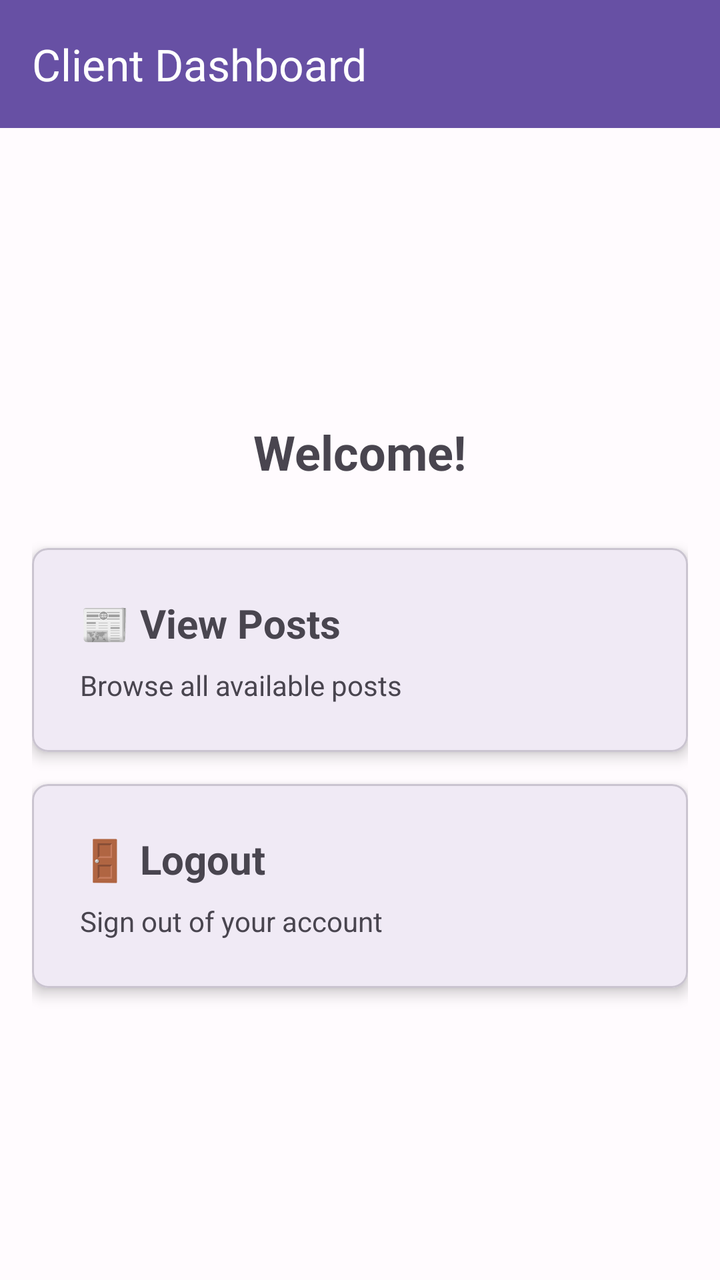
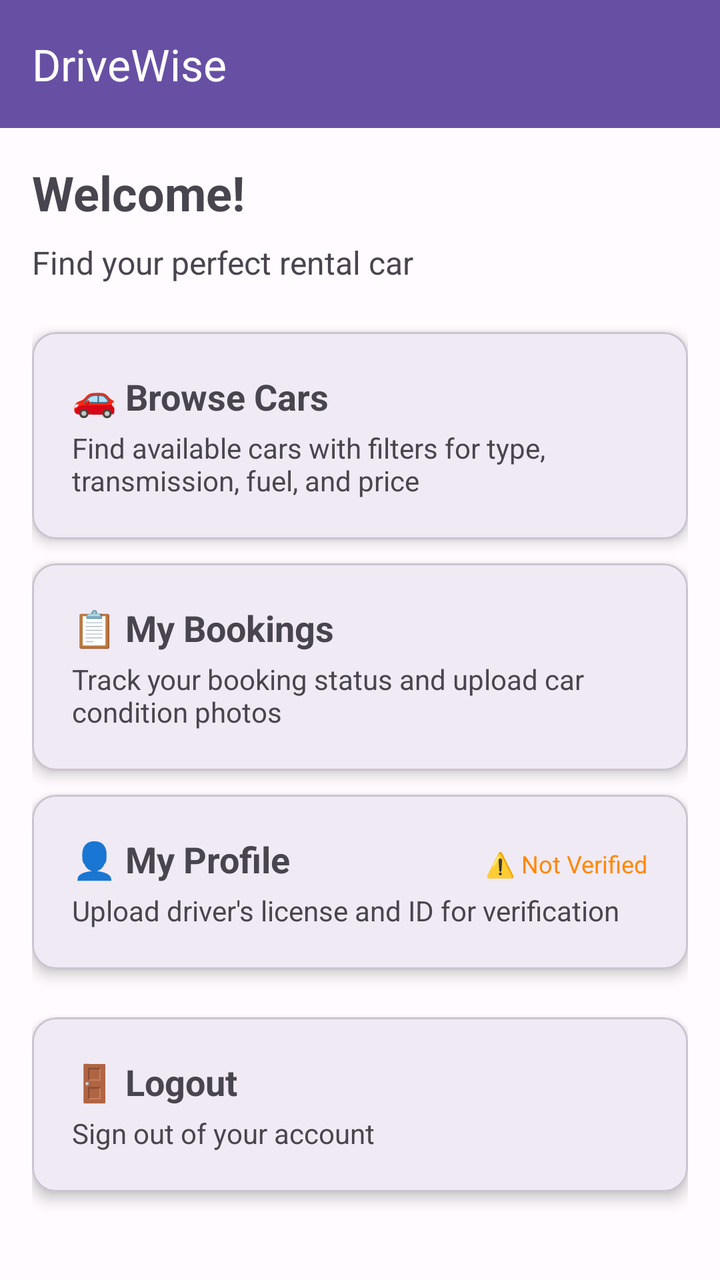

Compare the two renders of this Android layout. The source of the first and the diff that turns it into the second are given below.
<!-- AndroidManifest.xml: activity theme Theme.DriveWise -->
<!-- res/layout/activity_client_home.xml -->
<?xml version="1.0" encoding="utf-8"?>
<LinearLayout xmlns:android="http://schemas.android.com/apk/res/android"
    xmlns:app="http://schemas.android.com/apk/res-auto"
    android:layout_width="match_parent"
    android:layout_height="match_parent"
    android:orientation="vertical">

    <com.google.android.material.appbar.MaterialToolbar
        android:id="@+id/toolbar"
        android:layout_width="match_parent"
        android:layout_height="?attr/actionBarSize"
        android:background="?attr/colorPrimary"
        app:title="Client Dashboard"
        app:titleTextColor="?attr/colorOnPrimary" />

    <LinearLayout
        android:layout_width="match_parent"
        android:layout_height="match_parent"
        android:orientation="vertical"
        android:padding="16dp"
        android:gravity="center">

        <TextView
            android:layout_width="wrap_content"
            android:layout_height="wrap_content"
            android:text="Welcome!"
            android:textSize="24sp"
            android:textStyle="bold"
            android:layout_marginBottom="32dp" />

        <com.google.android.material.card.MaterialCardView
            android:id="@+id/cardViewPosts"
            android:layout_width="match_parent"
            android:layout_height="wrap_content"
            android:layout_marginBottom="16dp"
            app:cardElevation="4dp"
            app:cardCornerRadius="8dp"
            android:clickable="true"
            android:focusable="true">

            <LinearLayout
                android:layout_width="match_parent"
                android:layout_height="wrap_content"
                android:orientation="vertical"
                android:padding="24dp">

                <TextView
                    android:layout_width="wrap_content"
                    android:layout_height="wrap_content"
                    android:text="📰 View Posts"
                    android:textSize="20sp"
                    android:textStyle="bold" />

                <TextView
                    android:layout_width="wrap_content"
                    android:layout_height="wrap_content"
                    android:layout_marginTop="8dp"
                    android:text="Browse all available posts"
                    android:textColor="?attr/colorOnSurfaceVariant" />
            </LinearLayout>
        </com.google.android.material.card.MaterialCardView>

        <com.google.android.material.card.MaterialCardView
            android:id="@+id/cardLogout"
            android:layout_width="match_parent"
            android:layout_height="wrap_content"
            app:cardElevation="4dp"
            app:cardCornerRadius="8dp"
            android:clickable="true"
            android:focusable="true">

            <LinearLayout
                android:layout_width="match_parent"
                android:layout_height="wrap_content"
                android:orientation="vertical"
                android:padding="24dp">

                <TextView
                    android:layout_width="wrap_content"
                    android:layout_height="wrap_content"
                    android:text="🚪 Logout"
                    android:textSize="20sp"
                    android:textStyle="bold" />

                <TextView
                    android:layout_width="wrap_content"
                    android:layout_height="wrap_content"
                    android:layout_marginTop="8dp"
                    android:text="Sign out of your account"
                    android:textColor="?attr/colorOnSurfaceVariant" />
            </LinearLayout>
        </com.google.android.material.card.MaterialCardView>
    </LinearLayout>
</LinearLayout>
<!-- resources referenced by this layout -->
<resources>
  <style name="Theme.DriveWise" parent="Theme.Material3.Light.NoActionBar">
          <item name="colorPrimary">@color/md_theme_primary</item>
          <item name="colorOnPrimary">@color/md_theme_onPrimary</item>
          <item name="colorPrimaryContainer">@color/md_theme_primaryContainer</item>
          <item name="colorOnPrimaryContainer">@color/md_theme_onPrimaryContainer</item>
          <item name="colorSecondary">@color/md_theme_secondary</item>
          <item name="colorOnSecondary">@color/md_theme_onSecondary</item>
          <item name="colorSecondaryContainer">@color/md_theme_secondaryContainer</item>
          <item name="colorOnSecondaryContainer">@color/md_theme_onSecondaryContainer</item>
          <item name="colorTertiary">@color/md_theme_tertiary</item>
          <item name="colorOnTertiary">@color/md_theme_onTertiary</item>
          <item name="colorTertiaryContainer">@color/md_theme_tertiaryContainer</item>
          <item name="colorOnTertiaryContainer">@color/md_theme_onTertiaryContainer</item>
          <item name="colorError">@color/md_theme_error</item>
          <item name="colorOnError">@color/md_theme_onError</item>
          <item name="colorErrorContainer">@color/md_theme_errorContainer</item>
          <item name="colorOnErrorContainer">@color/md_theme_onErrorContainer</item>
          <item name="android:colorBackground">@color/md_theme_background</item>
          <item name="colorOnBackground">@color/md_theme_onBackground</item>
          <item name="colorSurface">@color/md_theme_surface</item>
          <item name="colorOnSurface">@color/md_theme_onSurface</item>
          <item name="colorSurfaceVariant">@color/md_theme_surfaceVariant</item>
          <item name="colorOnSurfaceVariant">@color/md_theme_onSurfaceVariant</item>
          <item name="colorOutline">@color/md_theme_outline</item>
          <item name="colorOutlineVariant">@color/md_theme_outlineVariant</item>
      </style>
  <color name="md_theme_primary">#6750A4</color>
  <color name="md_theme_onPrimary">#FFFFFF</color>
  <color name="md_theme_primaryContainer">#EADDFF</color>
  <color name="md_theme_onPrimaryContainer">#21005D</color>
  <color name="md_theme_secondary">#625B71</color>
  <color name="md_theme_onSecondary">#FFFFFF</color>
  <color name="md_theme_secondaryContainer">#E8DEF8</color>
  <color name="md_theme_onSecondaryContainer">#1D192B</color>
  <color name="md_theme_tertiary">#7D5260</color>
  <color name="md_theme_onTertiary">#FFFFFF</color>
  <color name="md_theme_tertiaryContainer">#FFD8E4</color>
  <color name="md_theme_onTertiaryContainer">#31111D</color>
  <color name="md_theme_error">#B3261E</color>
  <color name="md_theme_onError">#FFFFFF</color>
  <color name="md_theme_errorContainer">#F9DEDC</color>
  <color name="md_theme_onErrorContainer">#8C1D18</color>
  <color name="md_theme_background">#FFFBFE</color>
  <color name="md_theme_onBackground">#1C1B1F</color>
  <color name="md_theme_surface">#FFFBFE</color>
  <color name="md_theme_onSurface">#1C1B1F</color>
  <color name="md_theme_surfaceVariant">#E7E0EC</color>
  <color name="md_theme_onSurfaceVariant">#49454F</color>
  <color name="md_theme_outline">#79747E</color>
  <color name="md_theme_outlineVariant">#CAC4D0</color>
</resources>

<!-- the commit's change to res/layout/activity_client_home.xml (unified diff, before → after) -->
@@ -10,85 +10,189 @@
         android:layout_width="match_parent"
         android:layout_height="?attr/actionBarSize"
         android:background="?attr/colorPrimary"
-        app:title="Client Dashboard"
+        app:title="DriveWise"
         app:titleTextColor="?attr/colorOnPrimary" />
 
-    <LinearLayout
+    <ScrollView
         android:layout_width="match_parent"
         android:layout_height="match_parent"
-        android:orientation="vertical"
-        android:padding="16dp"
-        android:gravity="center">
+        android:fillViewport="true">
 
-        <TextView
-            android:layout_width="wrap_content"
-            android:layout_height="wrap_content"
-            android:text="Welcome!"
-            android:textSize="24sp"
-            android:textStyle="bold"
-            android:layout_marginBottom="32dp" />
-
-        <com.google.android.material.card.MaterialCardView
-            android:id="@+id/cardViewPosts"
+        <LinearLayout
             android:layout_width="match_parent"
             android:layout_height="wrap_content"
-            android:layout_marginBottom="16dp"
-            app:cardElevation="4dp"
-            app:cardCornerRadius="8dp"
-            android:clickable="true"
-            android:focusable="true">
+            android:orientation="vertical"
+            android:padding="16dp">
 
-            <LinearLayout
+            <TextView
+                android:id="@+id/tvWelcome"
+                android:layout_width="wrap_content"
+                android:layout_height="wrap_content"
+                android:text="Welcome!"
+                android:textSize="24sp"
+                android:textStyle="bold"
+                android:layout_marginBottom="8dp" />
+
+            <TextView
+                android:id="@+id/tvSubtitle"
+                android:layout_width="wrap_content"
+                android:layout_height="wrap_content"
+                android:text="Find your perfect rental car"
+                android:textSize="16sp"
+                android:textColor="?attr/colorOnSurfaceVariant"
+                android:layout_marginBottom="24dp" />
+
+            
+            <com.google.android.material.card.MaterialCardView
+                android:id="@+id/cardBrowseCars"
                 android:layout_width="match_parent"
                 android:layout_height="wrap_content"
-                android:orientation="vertical"
-                android:padding="24dp">
+                android:layout_marginBottom="12dp"
+                app:cardElevation="4dp"
+                app:cardCornerRadius="12dp"
+                android:clickable="true"
+                android:focusable="true">
 
-                <TextView
-                    android:layout_width="wrap_content"
+                <LinearLayout
+                    android:layout_width="match_parent"
                     android:layout_height="wrap_content"
-                    android:text="📰 View Posts"
-                    android:textSize="20sp"
-                    android:textStyle="bold" />
+                    android:orientation="vertical"
+                    android:padding="20dp">
 
-                <TextView
-                    android:layout_width="wrap_content"
-                    android:layout_height="wrap_content"
-                    android:layout_marginTop="8dp"
-                    android:text="Browse all available posts"
-                    android:textColor="?attr/colorOnSurfaceVariant" />
-            </LinearLayout>
-        </com.google.android.material.card.MaterialCardView>
+                    <TextView
+                        android:layout_width="wrap_content"
+                        android:layout_height="wrap_content"
+                        android:text="🚗 Browse Cars"
+                        android:textSize="18sp"
+                        android:textStyle="bold" />
 
-        <com.google.android.material.card.MaterialCardView
-            android:id="@+id/cardLogout"
-            android:layout_width="match_parent"
-            android:layout_height="wrap_content"
-            app:cardElevation="4dp"
-            app:cardCornerRadius="8dp"
-            android:clickable="true"
-            android:focusable="true">
+                    <TextView
+                        android:layout_width="wrap_content"
+                        android:layout_height="wrap_content"
+                        android:layout_marginTop="4dp"
+                        android:text="Find available cars with filters for type, transmission, fuel, and price"
+                        android:textColor="?attr/colorOnSurfaceVariant"
+                        android:textSize="14sp" />
+                </LinearLayout>
+            </com.google.android.material.card.MaterialCardView>
 
-            <LinearLayout
+            
+            <com.google.android.material.card.MaterialCardView
+                android:id="@+id/cardMyBookings"
                 android:layout_width="match_parent"
                 android:layout_height="wrap_content"
-                android:orientation="vertical"
-                android:padding="24dp">
+                android:layout_marginBottom="12dp"
+                app:cardElevation="4dp"
+                app:cardCornerRadius="12dp"
+                android:clickable="true"
+                android:focusable="true">
 
-                <TextView
-                    android:layout_width="wrap_content"
+                <LinearLayout
+                    android:layout_width="match_parent"
                     android:layout_height="wrap_content"
-                    android:text="🚪 Logout"
-                    android:textSize="20sp"
-                    android:textStyle="bold" />
+                    android:orientation="vertical"
+                    android:padding="20dp">
 
-                <TextView
-                    android:layout_width="wrap_content"
+                    <TextView
+                        android:layout_width="wrap_content"
+                        android:layout_height="wrap_content"
+                        android:text="📋 My Bookings"
+                        android:textSize="18sp"
+                        android:textStyle="bold" />
+
+                    <TextView
+                        android:layout_width="wrap_content"
+                        android:layout_height="wrap_content"
+                        android:layout_marginTop="4dp"
+                        android:text="Track your booking status and upload car condition photos"
+                        android:textColor="?attr/colorOnSurfaceVariant"
+                        android:textSize="14sp" />
+                </LinearLayout>
+            </com.google.android.material.card.MaterialCardView>
+
+            
+            <com.google.android.material.card.MaterialCardView
+                android:id="@+id/cardMyProfile"
+                android:layout_width="match_parent"
+                android:layout_height="wrap_content"
+                android:layout_marginBottom="12dp"
+                app:cardElevation="4dp"
+                app:cardCornerRadius="12dp"
+                android:clickable="true"
+                android:focusable="true">
+
+                <LinearLayout
+                    android:layout_width="match_parent"
                     android:layout_height="wrap_content"
-                    android:layout_marginTop="8dp"
-                    android:text="Sign out of your account"
-                    android:textColor="?attr/colorOnSurfaceVariant" />
-            </LinearLayout>
-        </com.google.android.material.card.MaterialCardView>
-    </LinearLayout>
+                    android:orientation="vertical"
+                    android:padding="20dp">
+
+                    <LinearLayout
+                        android:layout_width="match_parent"
+                        android:layout_height="wrap_content"
+                        android:orientation="horizontal">
+
+                        <TextView
+                            android:layout_width="0dp"
+                            android:layout_height="wrap_content"
+                            android:layout_weight="1"
+                            android:text="👤 My Profile"
+                            android:textSize="18sp"
+                            android:textStyle="bold" />
+
+                        <TextView
+                            android:id="@+id/tvVerificationStatus"
+                            android:layout_width="wrap_content"
+                            android:layout_height="wrap_content"
+                            android:text="⚠️ Not Verified"
+                            android:textSize="12sp"
+                            android:textColor="@android:color/holo_orange_dark" />
+                    </LinearLayout>
+
+                    <TextView
+                        android:layout_width="wrap_content"
+                        android:layout_height="wrap_content"
+                        android:layout_marginTop="4dp"
+                        android:text="Upload driver's license and ID for verification"
+                        android:textColor="?attr/colorOnSurfaceVariant"
+                        android:textSize="14sp" />
+                </LinearLayout>
+            </com.google.android.material.card.MaterialCardView>
+
+            
+            <com.google.android.material.card.MaterialCardView
+                android:id="@+id/cardLogout"
+                android:layout_width="match_parent"
+                android:layout_height="wrap_content"
+                android:layout_marginTop="12dp"
+                app:cardElevation="4dp"
+                app:cardCornerRadius="12dp"
+                android:clickable="true"
+                android:focusable="true">
+
+                <LinearLayout
+                    android:layout_width="match_parent"
+                    android:layout_height="wrap_content"
+                    android:orientation="vertical"
+                    android:padding="20dp">
+
+                    <TextView
+                        android:layout_width="wrap_content"
+                        android:layout_height="wrap_content"
+                        android:text="🚪 Logout"
+                        android:textSize="18sp"
+                        android:textStyle="bold" />
+
+                    <TextView
+                        android:layout_width="wrap_content"
+                        android:layout_height="wrap_content"
+                        android:layout_marginTop="4dp"
+                        android:text="Sign out of your account"
+                        android:textColor="?attr/colorOnSurfaceVariant"
+                        android:textSize="14sp" />
+                </LinearLayout>
+            </com.google.android.material.card.MaterialCardView>
+
+        </LinearLayout>
+    </ScrollView>
 </LinearLayout>
